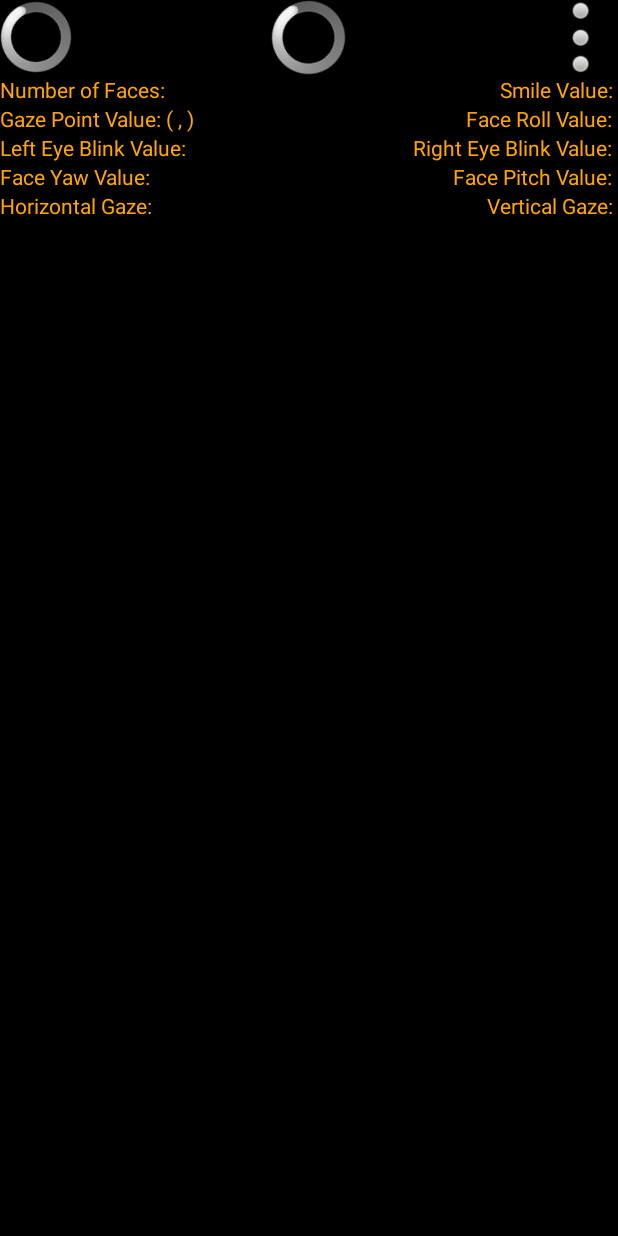
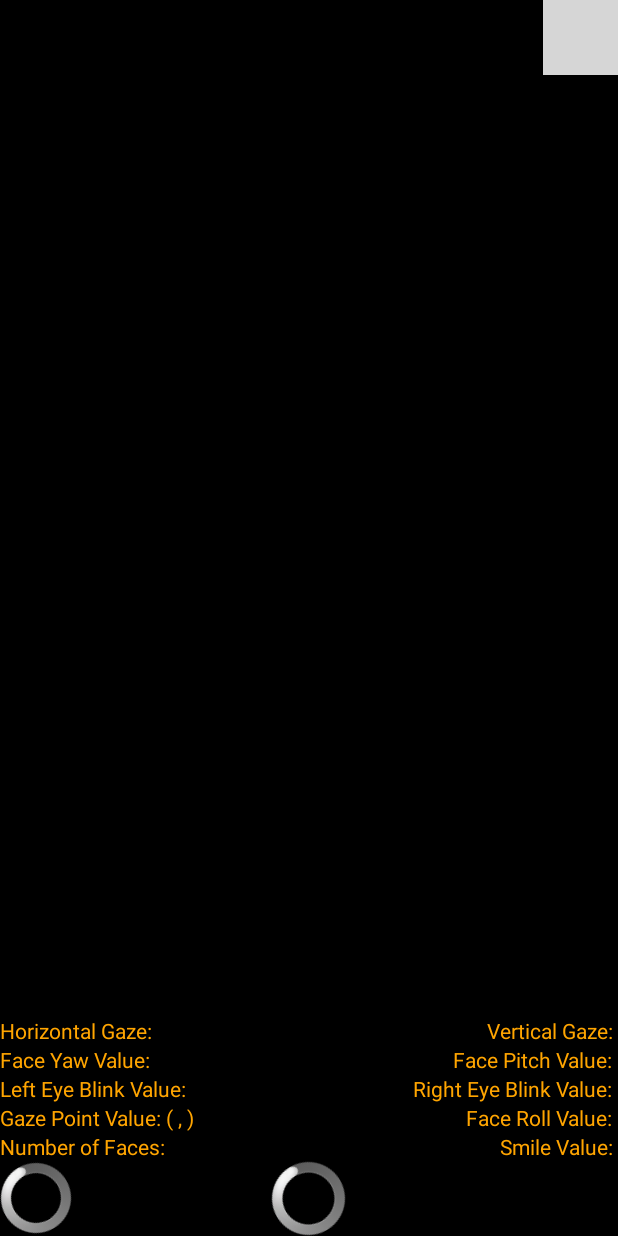
Before and after one commit to mcanalesmayo/Safetify, an Android app: the layout activity_camera_preview.xml on its own in the app's theme, with its tools: preview values and no code run, on a phone screen of 412 x 824 dp. Run offline under Robolectric (Android 15) with nearby library versions, the light colour scheme and no system bars; plain views replace IconRoundCornerProgressBar, RoundCornerProgressBar; grey boxes are pictures that could not be loaded.

Commit message:
GUI corregida y Limpieza de código muerto (el cambio entre cámara frontal/trasera)

```diff
--- a/app/src/main/java/org/jojoma/safe/CameraPreviewActivity.java
+++ b/app/src/main/java/org/jojoma/safe/CameraPreviewActivity.java
@@ -68,7 +68,7 @@ public class CameraPreviewActivity extends Activity implements Camera.PreviewCal
     // boolean clicked = false;
     boolean fpFeatureSupported = false;
     boolean cameraPause = false;        // Boolean to check if the "pause" button is pressed or no.
-    static boolean cameraSwitch = false;    // Boolean to check if the camera is switched to back camera or no.
+    //static boolean cameraSwitch = false;    // Boolean to check if the camera is switched to back camera or no.
     boolean info = false;       // Boolean to check if the face data info is displayed or no.
     boolean landScapeMode = false;      // Boolean to check if the phone orientation is in landscape mode or portrait mode.
 
@@ -156,13 +156,13 @@ public class CameraPreviewActivity extends Activity implements Camera.PreviewCal
 
         // Change the sizes according to phone's compatibility.
         mPreview = new CameraSurfacePreview(CameraPreviewActivity.this, cameraObj, faceProc);
-        //preview.removeView(mPreview);
-        //preview = (FrameLayout) findViewById(R.id.camera_preview);
+        preview.removeView(mPreview);
+        preview = (FrameLayout) findViewById(R.id.camera_preview);
         preview.addView(mPreview);
         cameraObj.setPreviewCallback(CameraPreviewActivity.this);
 
         // Action listener for the screen touch to display the face data info.
-        touchScreenListener();
+        //touchScreenListener();
 
         // Action listener for the Pause Button.
         //pauseActionListener();
@@ -204,8 +204,8 @@ public class CameraPreviewActivity extends Activity implements Camera.PreviewCal
     /*
      * Function for the screen touch action listener. On touching the screen, the face data info will be displayed.
      */
-    private void touchScreenListener() {
-        myView.setOnTouchListener(new OnTouchListener() {
+    /*private void touchScreenListener() {
+        preview.setOnTouchListener(new OnTouchListener() {
 
             @Override
             public boolean onTouch(View v, MotionEvent event) {
@@ -243,7 +243,7 @@ public class CameraPreviewActivity extends Activity implements Camera.PreviewCal
             }
         });
 
-    }
+    }*/
 
     /*
      * Function for open Seetings Menu
@@ -326,10 +326,10 @@ public class CameraPreviewActivity extends Activity implements Camera.PreviewCal
             stopCamera();
         }
 
-        if (!cameraSwitch)
+        //if (!cameraSwitch)
             startCamera(FRONT_CAMERA_INDEX);
-        else
-            startCamera(BACK_CAMERA_INDEX);
+        //else
+        //    startCamera(BACK_CAMERA_INDEX);
     }
 
     /*
@@ -425,31 +425,30 @@ public class CameraPreviewActivity extends Activity implements Camera.PreviewCal
         surfaceHeight = mPreview.getHeight();
 
         // Landscape mode - front camera
-        if (this.getResources().getConfiguration().orientation == Configuration.ORIENTATION_LANDSCAPE && !cameraSwitch) {
+        if (this.getResources().getConfiguration().orientation == Configuration.ORIENTATION_LANDSCAPE) {
             faceProc.setFrame(data, previewSize.width, previewSize.height, true, angleEnum);
             cameraObj.setDisplayOrientation(displayAngle);
             landScapeMode = true;
         }
         // landscape mode - back camera
-        else if (this.getResources().getConfiguration().orientation == Configuration.ORIENTATION_LANDSCAPE
-                && cameraSwitch) {
-            faceProc.setFrame(data, previewSize.width, previewSize.height, false, angleEnum);
-            cameraObj.setDisplayOrientation(displayAngle);
-            landScapeMode = true;
-        }
+//        else if (this.getResources().getConfiguration().orientation == Configuration.ORIENTATION_LANDSCAPE
+//                && cameraSwitch) {
+//            faceProc.setFrame(data, previewSize.width, previewSize.height, false, angleEnum);
+//            cameraObj.setDisplayOrientation(displayAngle);
+//            landScapeMode = true;
+//        }
         // Portrait mode - front camera
-        else if (this.getResources().getConfiguration().orientation == Configuration.ORIENTATION_PORTRAIT
-                && !cameraSwitch) {
+        else  {
             faceProc.setFrame(data, previewSize.width, previewSize.height, true, angleEnum);
             cameraObj.setDisplayOrientation(displayAngle);
             landScapeMode = false;
         }
         // Portrait mode - back camera
-        else {
-            faceProc.setFrame(data, previewSize.width, previewSize.height, false, angleEnum);
-            cameraObj.setDisplayOrientation(displayAngle);
-            landScapeMode = false;
-        }
+//        else {
+//            faceProc.setFrame(data, previewSize.width, previewSize.height, false, angleEnum);
+//            cameraObj.setDisplayOrientation(displayAngle);
+//            landScapeMode = false;
+//        }
 
         int numFaces = faceProc.getNumFaces();
 
@@ -469,7 +468,7 @@ public class CameraPreviewActivity extends Activity implements Camera.PreviewCal
                     FacialProcessing.FP_DATA.FACE_COORDINATES, FacialProcessing.FP_DATA.FACE_CONTOUR,
                     FacialProcessing.FP_DATA.FACE_SMILE, FacialProcessing.FP_DATA.FACE_ORIENTATION,
                     FacialProcessing.FP_DATA.FACE_BLINK, FacialProcessing.FP_DATA.FACE_GAZE));
-            // faceArray = faceProc.getFaceData(); // Calling getFaceData() alone will give you all facial data except the
+            //faceArray = faceProc.getFaceData(); // Calling getFaceData() alone will give you all facial data except the
             // face contour. Face Contour might be a heavy operation, it is recommended that you use it only when you need it.
             if (faceArray == null) {
                 Log.e("TAG", "Face array is null");
--- a/app/src/main/res/layout/activity_camera_preview.xml
+++ b/app/src/main/res/layout/activity_camera_preview.xml
@@ -14,7 +14,6 @@
     android:layout_width="match_parent"
     android:layout_height="wrap_content"
     android:background="#000000"
-    android:gravity="top"
     tools:context="org.jojoma.safe.CameraPreviewActivity" >
 
     <FrameLayout
@@ -23,12 +22,115 @@
         android:layout_height="wrap_content"
         android:layout_alignParentTop="true"
         android:layout_centerHorizontal="true"
-		android:visibility="invisible" />
+		android:layout_above="@+id/progressBar"
+		/>
+
+	<TextView
+		android:id="@+id/numFaces"
+		android:layout_width="wrap_content"
+		android:layout_height="wrap_content"
+		android:layout_alignLeft="@+id/progressBar"
+		android:layout_above="@+id/progressBar"
+		android:text="Number of Faces: "
+		android:textColor="#FFA500"
+		android:background="#80000000"/>
+
+	<TextView
+		android:id="@+id/smileValue"
+		android:layout_width="wrap_content"
+		android:layout_height="wrap_content"
+		android:layout_alignRight="@+id/progressBar"
+		android:layout_above="@+id/progressBar"
+		android:text="Smile Value: "
+		android:textColor="#FFA500"
+		android:background="#80000000"/>
+
+	<TextView
+		android:id="@+id/gazePoint"
+		android:layout_width="wrap_content"
+		android:layout_height="wrap_content"
+		android:layout_alignLeft="@+id/progressBar"
+		android:layout_above="@+id/numFaces"
+		android:text="Gaze Point Value: ( , ) "
+		android:textColor="#FFA500"
+		android:background="#80000000"/>
+
+	<TextView
+		android:id="@+id/faceRoll"
+		android:layout_width="wrap_content"
+		android:layout_height="wrap_content"
+		android:layout_alignRight="@+id/progressBar"
+		android:layout_above="@+id/smileValue"
+		android:text="Face Roll Value: "
+		android:textColor="#FFA500"
+		android:background="#80000000"/>
+
+	<TextView
+		android:id="@+id/leftEyeBlink"
+		android:layout_width="wrap_content"
+		android:layout_height="wrap_content"
+		android:layout_alignLeft="@+id/progressBar"
+		android:layout_above="@+id/gazePoint"
+		android:text="Left Eye Blink Value: "
+		android:textColor="#FFA500"
+		android:background="#80000000"/>
+
+	<TextView
+		android:id="@+id/rightEyeBlink"
+		android:layout_width="wrap_content"
+		android:layout_height="wrap_content"
+		android:layout_alignRight="@+id/progressBar"
+		android:layout_above="@+id/gazePoint"
+		android:text="Right Eye Blink Value: "
+		android:textColor="#FFA500"
+		android:background="#80000000"/>
+
+	<TextView
+		android:id="@+id/faceYawValue"
+		android:layout_width="wrap_content"
+		android:layout_height="wrap_content"
+		android:layout_alignLeft="@+id/progressBar"
+		android:layout_above="@+id/leftEyeBlink"
+		android:text="Face Yaw Value: "
+		android:textColor="#FFA500"
+		android:background="#80000000"/>
+
+	<TextView
+		android:id="@+id/facePitchValue"
+		android:layout_width="wrap_content"
+		android:layout_height="wrap_content"
+		android:layout_alignRight="@+id/progressBar"
+		android:layout_above="@+id/rightEyeBlink"
+		android:text="Face Pitch Value: "
+		android:textColor="#FFA500"
+		android:background="#80000000"/>
+
+
+	<TextView
+		android:id="@+id/horizontalGazeAngle"
+		android:layout_width="wrap_content"
+		android:layout_height="wrap_content"
+		android:layout_alignLeft="@+id/progressBar"
+		android:layout_above="@+id/faceYawValue"
+		android:text="Horizontal Gaze: "
+		android:textColor="#FFA500"
+		android:background="#80000000"/>
+
+	<TextView
+		android:id="@+id/verticalGazeAngle"
+		android:layout_width="wrap_content"
+		android:layout_height="wrap_content"
+		android:layout_alignRight="@+id/progressBar"
+		android:layout_above="@+id/facePitchValue"
+		android:text="Vertical Gaze: "
+		android:textColor="#FFA500"
+		android:background="#80000000"/>
 
 	<com.akexorcist.roundcornerprogressbar.RoundCornerProgressBar
 		android:id="@+id/progressBar"
 		android:layout_width="match_parent"
 		android:layout_height="50dp"
+		android:layout_alignParentBottom="true"
 		app:rcProgress="50"
 		app:rcProgressColor="@color/round_corner_progress_bar_progress_default"
 		app:rcSecondaryProgress="100"
@@ -43,6 +145,7 @@
 		android:id="@+id/progressBarIcon"
 		android:layout_width="wrap_content"
 		android:layout_height="50dp"
+		android:layout_alignParentBottom="true"
 		android:layout_alignLeft="@+id/progressBar"
 		app:rcBackgroundPadding="5dp"
 		app:rcIconSize="50dp"
@@ -50,105 +153,13 @@
 		app:rcIconSrc="@drawable/ic_launcher"
 		app:rcRadius="5dp" />
 
-	<TextView
-		android:id="@+id/numFaces"
-		android:layout_width="wrap_content"
-		android:layout_height="wrap_content"
-		android:layout_alignLeft="@+id/progressBar"
-		android:layout_below="@+id/progressBar"
-		android:text="Number of Faces: "
-		android:textColor="#FFA500" />
-
-	<TextView
-		android:id="@+id/smileValue"
-		android:layout_width="wrap_content"
-		android:layout_height="wrap_content"
-		android:layout_alignRight="@+id/progressBar"
-		android:layout_below="@+id/progressBar"
-		android:text="Smile Value: "
-		android:textColor="#FFA500" />
-
-	<TextView
-		android:id="@+id/gazePoint"
-		android:layout_width="wrap_content"
-		android:layout_height="wrap_content"
-		android:layout_alignLeft="@+id/progressBar"
-		android:layout_below="@+id/numFaces"
-		android:text="Gaze Point Value: ( , ) "
-		android:textColor="#FFA500" />
-
-	<TextView
-		android:id="@+id/faceRoll"
-		android:layout_width="wrap_content"
-		android:layout_height="wrap_content"
-		android:layout_alignRight="@+id/progressBar"
-		android:layout_below="@+id/smileValue"
-		android:text="Face Roll Value: "
-		android:textColor="#FFA500" />
-
-	<TextView
-		android:id="@+id/leftEyeBlink"
-		android:layout_width="wrap_content"
-		android:layout_height="wrap_content"
-		android:layout_alignLeft="@+id/progressBar"
-		android:layout_below="@+id/gazePoint"
-		android:text="Left Eye Blink Value: "
-		android:textColor="#FFA500" />
-
-	<TextView
-		android:id="@+id/rightEyeBlink"
-		android:layout_width="wrap_content"
-		android:layout_height="wrap_content"
-		android:layout_alignRight="@+id/progressBar"
-		android:layout_below="@+id/gazePoint"
-		android:text="Right Eye Blink Value: "
-		android:textColor="#FFA500" />
-
-	<TextView
-		android:id="@+id/faceYawValue"
-		android:layout_width="wrap_content"
-		android:layout_height="wrap_content"
-		android:layout_alignLeft="@+id/progressBar"
-		android:layout_below="@+id/leftEyeBlink"
-		android:text="Face Yaw Value: "
-		android:textColor="#FFA500" />
-
-	<TextView
-		android:id="@+id/facePitchValue"
-		android:layout_width="wrap_content"
-		android:layout_height="wrap_content"
-		android:layout_alignRight="@+id/progressBar"
-		android:layout_below="@+id/rightEyeBlink"
-		android:text="Face Pitch Value: "
-		android:textColor="#FFA500" />
-
-
-	<TextView
-		android:id="@+id/horizontalGazeAngle"
-		android:layout_width="wrap_content"
-		android:layout_height="wrap_content"
-		android:layout_alignLeft="@+id/progressBar"
-		android:layout_below="@+id/faceYawValue"
-		android:text="Horizontal Gaze: "
-		android:textColor="#FFA500" />
-
-	<TextView
-		android:id="@+id/verticalGazeAngle"
-		android:layout_width="wrap_content"
-		android:layout_height="wrap_content"
-		android:layout_alignRight="@+id/progressBar"
-		android:layout_below="@+id/facePitchValue"
-		android:text="Vertical Gaze: "
-		android:textColor="#FFA500" />
-
-
-	 <ImageView
+	<ImageView
 		android:id="@+id/openSettingsButton"
 		android:layout_width="50dp"
 		android:layout_height="50dp"
 		android:layout_alignParentRight="true"
 		android:layout_alignParentTop="true"
 		android:scaleType="fitXY"
-		android:src="@drawable/openSettings" />
+		android:src="@drawable/opensettings" />
 
 </RelativeLayout>
```
Also changed, not shown: app/src/main/res/drawable-hdpi/openSettings.png.
